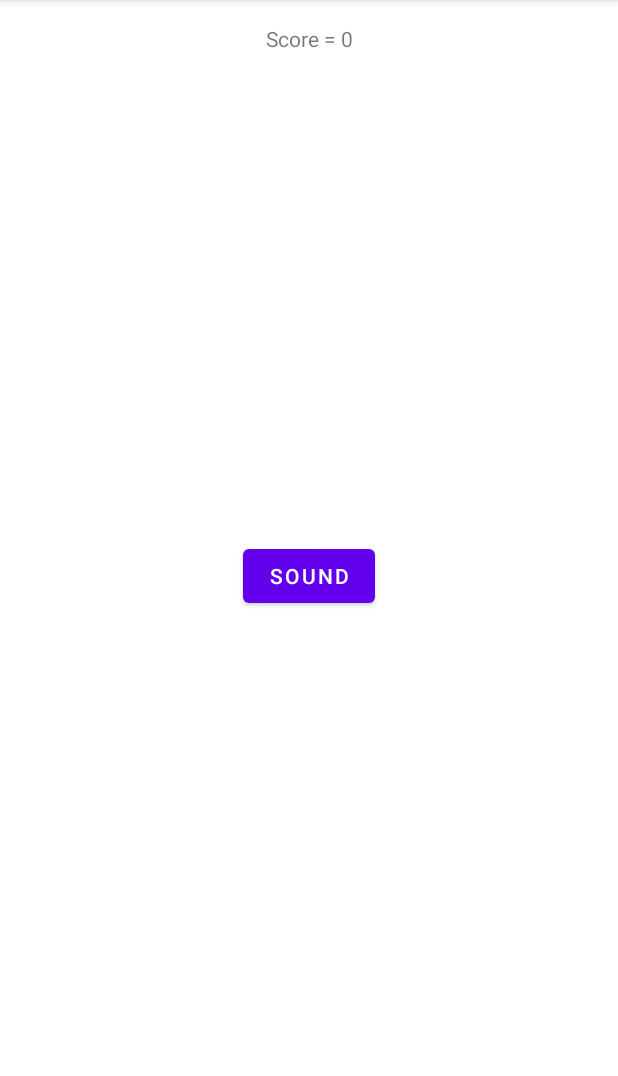
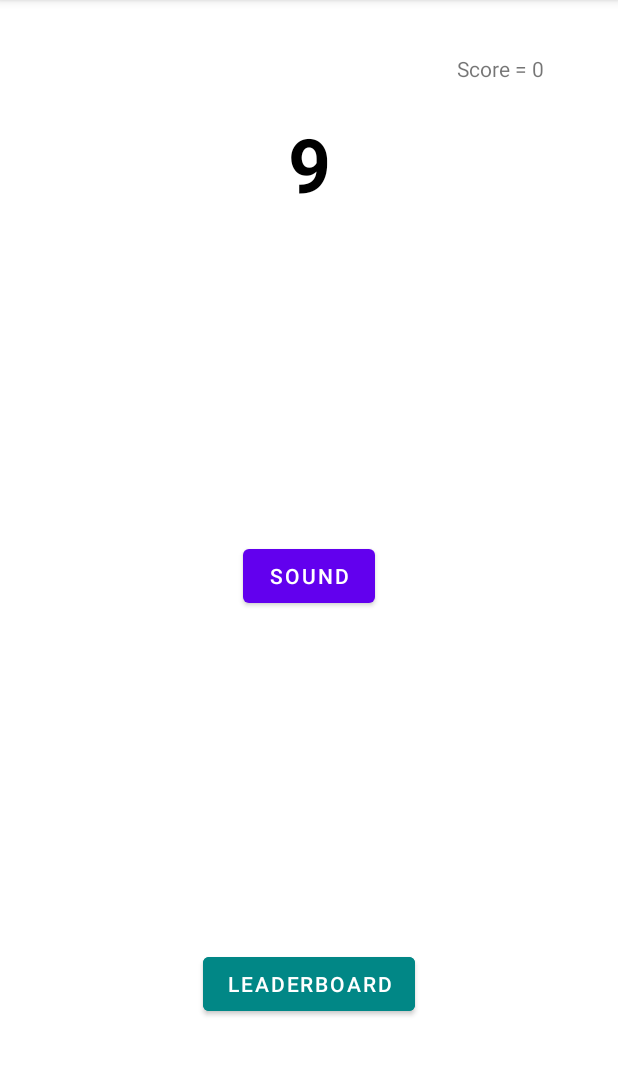
Before and after one commit to ClickerScreen/Click, an Android app: the MainGameActivity screen opened directly, with no data from a screen before it, on a phone screen of 412 x 824 dp, the part 84-1160 px from its top. Run offline under Robolectric (Android 15) with nearby library versions, the phone set to English and light mode, and no system bars.

Commit message:
countdown

```diff
--- a/app/src/main/AndroidManifest.xml
+++ b/app/src/main/AndroidManifest.xml
@@ -9,6 +9,7 @@
         android:roundIcon="@mipmap/ic_launcher_round"
         android:supportsRtl="true"
         android:theme="@style/Theme.ClickingGameProject">
+        <activity android:name=".LeaderBoardActivity"></activity>
         <activity android:name=".MainMenuActivity">
             <intent-filter>
                 <action android:name="android.intent.action.MAIN" />
@@ -16,7 +17,7 @@
                 <category android:name="android.intent.category.LAUNCHER" />
             </intent-filter>
         </activity>
-        <activity android:name=".MainGameActivity"></activity>
+        <activity android:name=".MainGameActivity" />
     </application>
 
 </manifest>
--- a/app/src/main/java/com/example/clickinggameproject/MainGameActivity.kt
+++ b/app/src/main/java/com/example/clickinggameproject/MainGameActivity.kt
@@ -1,6 +1,10 @@
 package com.example.clickinggameproject
 
+import android.content.Intent
 import android.os.Bundle
+import android.os.CountDownTimer
+import android.os.Handler
+import android.os.Looper
 import android.util.DisplayMetrics
 import android.view.View
 import android.widget.Button
@@ -10,6 +14,7 @@ import kotlin.random.Random
 
 
 class MainGameActivity : AppCompatActivity() {
+    var counter: Int = 10
     override fun onCreate(savedInstanceState: Bundle?) {
         super.onCreate(savedInstanceState)
         setContentView(R.layout.activity_main_game)
@@ -22,6 +27,26 @@ class MainGameActivity : AppCompatActivity() {
         var soundButton = findViewById<Button>(R.id.buttonSound)
         var randX = 0
         var randY = 0
+
+        val countDown = findViewById<TextView>(R.id.countDown)
+
+        var timer = object : CountDownTimer(10000, 1000)
+        {
+            override fun onFinish() {
+                countDown.text = "Finished"
+                val handler = Handler(Looper.myLooper()!!)
+                handler.postDelayed({
+                    val intent = Intent(this@MainGameActivity, MainMenuActivity::class.java)
+                    startActivity(intent)
+                }, 1000)
+            }
+
+            override fun onTick(millisUnitlFinished: Long)
+            {
+                countDown.text = counter.toString()
+                counter--
+            }
+        }.start()
 
         var gameScore = findViewById<TextView>(R.id.textViewGameScore)
         var score = 0
@@ -42,5 +67,10 @@ class MainGameActivity : AppCompatActivity() {
             soundButton.y = randY.toFloat()
         }
 
+        val boardButton = findViewById<Button>(R.id.leaderBoard)
+        boardButton.setOnClickListener() {
+            val intent = Intent(this, LeaderBoardActivity::class.java)
+            startActivity(intent)
+        }
     }
 }
--- a/app/src/main/java/com/example/clickinggameproject/MainMenuActivity.kt
+++ b/app/src/main/java/com/example/clickinggameproject/MainMenuActivity.kt
@@ -7,10 +7,12 @@ import android.view.MotionEvent
 import android.view.View
 import android.view.animation.AlphaAnimation
 import android.view.animation.Animation
+import android.widget.Button
 import android.widget.TextView
 import androidx.appcompat.app.AppCompatActivity
 
-class MainMenuActivity : AppCompatActivity() {
+class MainMenuActivity : AppCompatActivity()
+{
 
     protected lateinit var player: MediaPlayer
     protected var position:Int = 0
--- a/app/src/main/res/layout/activity_main_game.xml
+++ b/app/src/main/res/layout/activity_main_game.xml
@@ -20,8 +20,38 @@
         android:id="@+id/textViewGameScore"
         android:layout_width="wrap_content"
         android:layout_height="wrap_content"
-        android:layout_marginTop="16dp"
+        android:layout_marginTop="36dp"
         app:layout_constraintEnd_toEndOf="parent"
+        app:layout_constraintHorizontal_bias="0.861"
         app:layout_constraintStart_toStartOf="parent"
         app:layout_constraintTop_toTopOf="parent" />
+
+    <TextView
+        android:id="@+id/countDown"
+        android:layout_width="wrap_content"
+        android:layout_height="wrap_content"
+        android:gravity="center_horizontal"
+        android:textSize="50dp"
+        android:textStyle="bold"
+        android:textColor="@color/black"
+        android:textAppearance="@style/TextAppearance.AppCompat.Large"
+        android:layout_marginTop="20dp"
+        app:layout_constraintTop_toBottomOf="@+id/textViewGameScore"
+        app:layout_constraintStart_toStartOf="parent"
+        app:layout_constraintEnd_toEndOf="parent"
+        />
+
+    <Button
+        android:id="@+id/leaderBoard"
+        android:layout_width="wrap_content"
+        android:layout_height="wrap_content"
+        android:layout_marginTop="224dp"
+        android:backgroundTint="@color/teal_700"
+        android:text="LEADERBOARD"
+        app:layout_constraintStart_toStartOf="parent"
+        app:layout_constraintEnd_toEndOf="parent"
+        app:layout_constraintTop_toBottomOf="@+id/buttonSound"
+        tools:layout_editor_absoluteX="134dp"
+        />
+
 </androidx.constraintlayout.widget.ConstraintLayout>
--- a/app/src/main/res/layout/activity_main_menu.xml
+++ b/app/src/main/res/layout/activity_main_menu.xml
@@ -32,5 +32,4 @@
         android:textAllCaps="true"
         android:text="How Fast Can You Click!" />
 
-
 </RelativeLayout>
```
Also changed, not shown: app/src/main/java/com/example/clickinggameproject/LeaderBoardActivity.kt (added, +13 -0 lines), app/src/main/res/layout/activity_leader_board.xml (added, +9 -0 lines).
